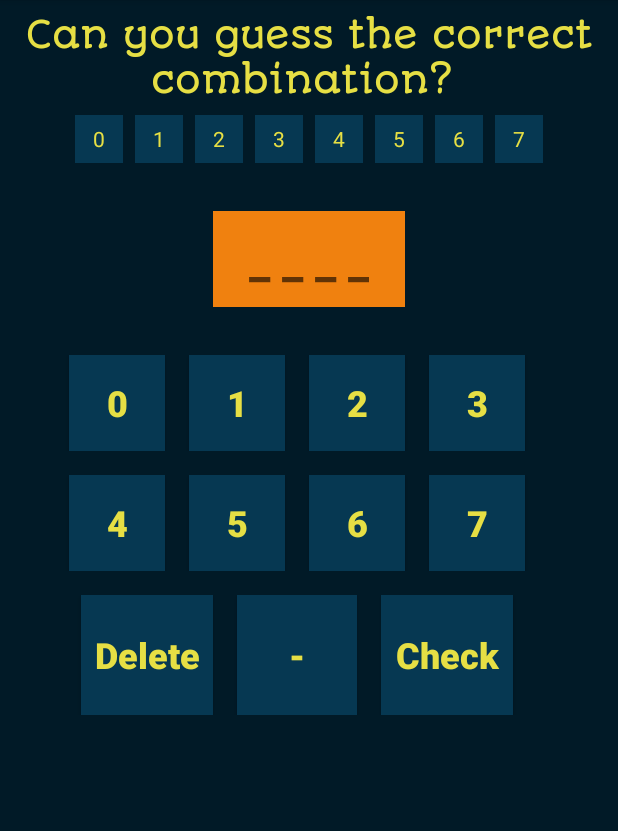
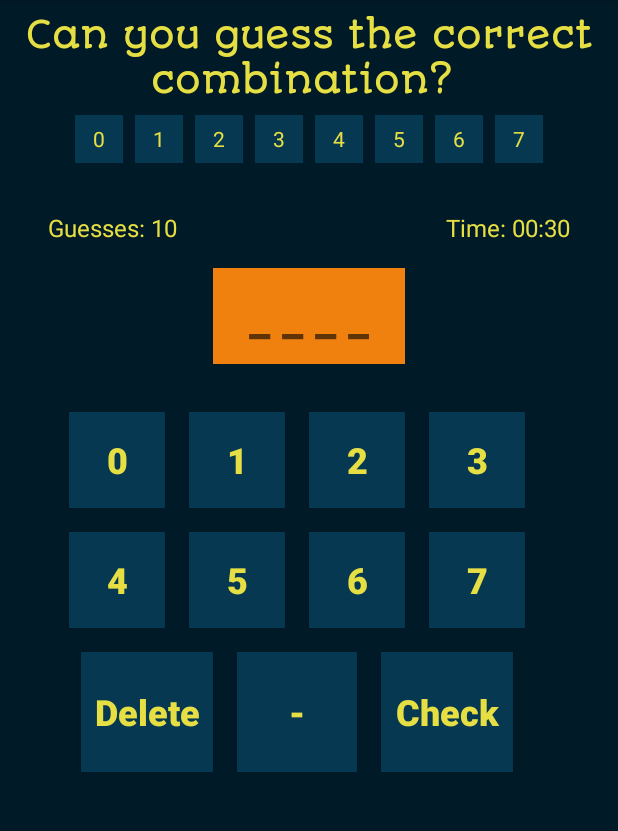
Before and after one commit to InquisitiveMindHasToKnow/Mastermind, an Android app: the MainActivity screen opened directly, with no data from a screen before it, on a phone screen of 412 x 824 dp, the part 84-915 px from its top. Run offline under Robolectric (Android 15) with nearby library versions, the phone set to English and light mode, and no system bars.

Commit message:
Added textviews for remainingg guesses and time to guess correctly.

```diff
--- a/app/src/main/AndroidManifest.xml
+++ b/app/src/main/AndroidManifest.xml
@@ -4,9 +4,9 @@
 
     <application
         android:allowBackup="true"
-        android:icon="@mipmap/ic_launcher"
+        android:icon="@drawable/mastermindguesses"
         android:label="@string/app_name"
-        android:roundIcon="@mipmap/ic_launcher_round"
+        android:roundIcon="@drawable/mastermindguesses"
         android:supportsRtl="true"
         android:theme="@style/AppTheme">
         <activity android:name=".activities.MainActivity"></activity>
--- a/app/src/main/res/layout/activity_main.xml
+++ b/app/src/main/res/layout/activity_main.xml
@@ -14,11 +14,11 @@
         android:layout_height="wrap_content"
         android:layout_marginStart="8dp"
         android:layout_marginEnd="8dp"
-        android:textColor="@color/textColor"
         android:fontFamily="@font/autour_one"
         android:padding="8dp"
         android:text="Can you guess the correct combination? "
         android:textAlignment="center"
+        android:textColor="@color/textColor"
         android:textSize="24sp" />
 
     <LinearLayout
@@ -26,8 +26,8 @@
         android:layout_width="match_parent"
         android:layout_height="wrap_content"
         android:layout_marginStart="16dp"
+        android:layout_marginEnd="16dp"
         android:gravity="center_horizontal"
-        android:layout_marginEnd="16dp"
         android:orientation="horizontal">
 
         <TextView
@@ -41,27 +41,27 @@
         <TextView
             android:layout_width="32dp"
             android:layout_height="32dp"
+            android:layout_marginStart="8dp"
             android:background="@color/colorPrimary"
             android:gravity="center"
-            android:layout_marginStart="8dp"
             android:text="1"
             android:textColor="@color/textColor" />
 
         <TextView
             android:layout_width="32dp"
             android:layout_height="32dp"
+            android:layout_marginStart="8dp"
             android:background="@color/colorPrimary"
             android:gravity="center"
-            android:layout_marginStart="8dp"
             android:text="2"
             android:textColor="@color/textColor" />
 
         <TextView
             android:layout_width="32dp"
             android:layout_height="32dp"
+            android:layout_marginStart="8dp"
             android:background="@color/colorPrimary"
             android:gravity="center"
-            android:layout_marginStart="8dp"
             android:text="3"
             android:textColor="@color/textColor" />
 
@@ -77,9 +77,9 @@
         <TextView
             android:layout_width="32dp"
             android:layout_height="32dp"
+            android:layout_marginStart="8dp"
             android:background="@color/colorPrimary"
             android:gravity="center"
-            android:layout_marginStart="8dp"
             android:text="5"
             android:textColor="@color/textColor" />
 
@@ -87,8 +87,8 @@
         <TextView
             android:layout_width="32dp"
             android:layout_height="32dp"
+            android:layout_marginStart="8dp"
             android:background="@color/colorPrimary"
-            android:layout_marginStart="8dp"
             android:gravity="center"
             android:text="6"
             android:textColor="@color/textColor" />
@@ -96,8 +96,8 @@
         <TextView
             android:layout_width="32dp"
             android:layout_height="32dp"
+            android:layout_marginStart="8dp"
             android:background="@color/colorPrimary"
-            android:layout_marginStart="8dp"
 
             android:gravity="center"
             android:text="7"
@@ -106,21 +106,87 @@
 
     </LinearLayout>
 
+    <RelativeLayout
+        android:layout_width="match_parent"
+        android:layout_height="wrap_content"
+        android:gravity="center_horizontal"
+        android:layout_marginTop="32dp"
+        android:layout_marginStart="16dp"
+        android:layout_marginEnd="16dp"
+        android:layout_marginBottom="16dp"
+        android:orientation="horizontal">
+
+        <LinearLayout
+            android:layout_width="wrap_content"
+            android:layout_height="wrap_content"
+            android:paddingStart="16dp"
+            android:paddingEnd="16dp"
+            android:layout_alignParentStart="true"
+            android:orientation="horizontal">
+
+            <TextView
+                android:layout_width="wrap_content"
+                android:layout_height="wrap_content"
+                android:text="Guesses:"
+                android:textColor="@color/textColor"
+                android:textSize="16sp" />
+
+            <TextView
+                android:id="@+id/guesses_remaining_textview"
+                android:layout_width="wrap_content"
+                android:layout_height="wrap_content"
+                android:gravity="center"
+                android:layout_marginStart="4dp"
+                android:text="10"
+                android:textColor="@color/textColor"
+                android:textSize="16sp" />
+
+        </LinearLayout>
+
+        <LinearLayout
+            android:layout_width="wrap_content"
+            android:layout_height="wrap_content"
+            android:paddingStart="16dp"
+            android:paddingEnd="16dp"
+            android:layout_alignParentEnd="true"
+            android:orientation="horizontal">
+
+            <TextView
+                android:layout_width="wrap_content"
+                android:layout_height="wrap_content"
+                android:layout_gravity="center_vertical"
+                android:text="Time:"
+                android:textColor="@color/textColor"
+                android:textSize="16sp" />
+
+            <TextView
+                android:id="@+id/countdown_timer_textview"
+                android:layout_width="wrap_content"
+                android:layout_height="wrap_content"
+                android:layout_marginStart="4dp"
+                android:gravity="center"
+                android:text="00:30"
+                android:textColor="@color/textColor"
+                android:textSize="16sp" />
+
+
+        </LinearLayout>
+        </RelativeLayout>
+
     <EditText
         android:id="@+id/user_guess_edittext"
         android:layout_width="wrap_content"
         android:layout_height="64dp"
         android:layout_gravity="center"
-        android:layout_marginTop="32dp"
         android:background="@color/colorAccent"
-        android:textStyle="bold"
         android:focusable="false"
         android:hint="_ _ _ _"
+        android:inputType="number"
         android:maxLength="4"
-        android:inputType="number"
         android:paddingStart="24dp"
         android:paddingEnd="24dp"
-        android:textSize="32sp" />
+        android:textSize="32sp"
+        android:textStyle="bold" />
 
 
     <LinearLayout
@@ -139,50 +205,50 @@
                 android:id="@+id/zero_button"
                 android:layout_width="64dp"
                 android:layout_height="64dp"
+                android:layout_marginEnd="16dp"
+                android:background="@color/colorPrimary"
                 android:gravity="center"
+                android:text="0"
+                android:textColor="@color/textColor"
                 android:textSize="24sp"
-                android:textStyle="bold"
-                android:background="@color/colorPrimary"
-                android:textColor="@color/textColor"
-                android:layout_marginEnd="16dp"
-                android:text="0"/>
+                android:textStyle="bold" />
 
             <Button
                 android:id="@+id/one_button"
                 android:layout_width="64dp"
                 android:layout_height="64dp"
+                android:layout_marginEnd="16dp"
+                android:background="@color/colorPrimary"
                 android:gravity="center"
-                android:background="@color/colorPrimary"
+                android:text="1"
                 android:textColor="@color/textColor"
                 android:textSize="24sp"
-                android:textStyle="bold"
-                android:layout_marginEnd="16dp"
-                android:text="1"/>
+                android:textStyle="bold" />
 
 
             <Button
                 android:id="@+id/two_button"
                 android:layout_width="64dp"
                 android:layout_height="64dp"
+                android:layout_marginEnd="16dp"
+                android:background="@color/colorPrimary"
                 android:gravity="center"
-                android:background="@color/colorPrimary"
+                android:text="2"
                 android:textColor="@color/textColor"
                 android:textSize="24sp"
-                android:textStyle="bold"
-                android:layout_marginEnd="16dp"
-                android:text="2"/>
+                android:textStyle="bold" />
 
             <Button
                 android:id="@+id/three_button"
                 android:layout_width="64dp"
                 android:layout_height="64dp"
+                android:layout_marginEnd="16dp"
+                android:background="@color/colorPrimary"
                 android:gravity="center"
-                android:background="@color/colorPrimary"
+                android:text="3"
                 android:textColor="@color/textColor"
                 android:textSize="24sp"
-                android:textStyle="bold"
-                android:layout_marginEnd="16dp"
-                android:text="3"/>
+                android:textStyle="bold" />
 
         </LinearLayout>
 
@@ -197,50 +263,50 @@
                 android:id="@+id/four_button"
                 android:layout_width="64dp"
                 android:layout_height="64dp"
+                android:layout_marginEnd="16dp"
+                android:background="@color/colorPrimary"
                 android:gravity="center"
+                android:text="4"
+                android:textColor="@color/textColor"
                 android:textSize="24sp"
-                android:textStyle="bold"
-                android:background="@color/colorPrimary"
-                android:textColor="@color/textColor"
-                android:layout_marginEnd="16dp"
-                android:text="4"/>
+                android:textStyle="bold" />
 
             <Button
                 android:id="@+id/five_button"
                 android:layout_width="64dp"
                 android:layout_height="64dp"
+                android:layout_marginEnd="16dp"
+                android:background="@color/colorPrimary"
                 android:gravity="center"
-                android:background="@color/colorPrimary"
+                android:text="5"
                 android:textColor="@color/textColor"
                 android:textSize="24sp"
-                android:textStyle="bold"
-                android:layout_marginEnd="16dp"
-                android:text="5"/>
+                android:textStyle="bold" />
 
 
             <Button
                 android:id="@+id/six_button"
                 android:layout_width="64dp"
                 android:layout_height="64dp"
+                android:layout_marginEnd="16dp"
+                android:background="@color/colorPrimary"
                 android:gravity="center"
-                android:background="@color/colorPrimary"
+                android:text="6"
                 android:textColor="@color/textColor"
                 android:textSize="24sp"
-                android:textStyle="bold"
-                android:layout_marginEnd="16dp"
-                android:text="6"/>
+                android:textStyle="bold" />
 
             <Button
                 android:id="@+id/seven_button"
                 android:layout_width="64dp"
                 android:layout_height="64dp"
+                android:layout_marginEnd="16dp"
+                android:background="@color/colorPrimary"
                 android:gravity="center"
-                android:background="@color/colorPrimary"
+                android:text="7"
                 android:textColor="@color/textColor"
                 android:textSize="24sp"
-                android:textStyle="bold"
-                android:layout_marginEnd="16dp"
-                android:text="7"/>
+                android:textStyle="bold" />
 
 
         </LinearLayout>
@@ -257,40 +323,40 @@
                 android:id="@+id/delete_button"
                 android:layout_width="88dp"
                 android:layout_height="80dp"
+                android:layout_marginEnd="16dp"
+                android:background="@color/colorPrimary"
                 android:gravity="center"
+                android:text="Delete"
+                android:textAllCaps="false"
+                android:textColor="@color/textColor"
                 android:textSize="24sp"
-                android:textStyle="bold"
-                android:textAllCaps="false"
-                android:background="@color/colorPrimary"
-                android:textColor="@color/textColor"
-                android:layout_marginEnd="16dp"
-                android:text="Delete"/>
+                android:textStyle="bold" />
 
             <Button
                 android:id="@+id/unassigned_button"
                 android:layout_width="80dp"
                 android:layout_height="80dp"
+                android:layout_marginEnd="16dp"
+                android:background="@color/colorPrimary"
                 android:gravity="center"
-                android:background="@color/colorPrimary"
+                android:text="-"
                 android:textColor="@color/textColor"
                 android:textSize="24sp"
-                android:textStyle="bold"
-                android:layout_marginEnd="16dp"
-                android:text="-"/>
+                android:textStyle="bold" />
 
 
             <Button
                 android:id="@+id/check_button"
                 android:layout_width="88dp"
                 android:layout_height="80dp"
+                android:layout_marginEnd="16dp"
+                android:background="@color/colorPrimary"
                 android:gravity="center"
-                android:background="@color/colorPrimary"
+                android:text="Check"
+                android:textAllCaps="false"
                 android:textColor="@color/textColor"
                 android:textSize="24sp"
-                android:textStyle="bold"
-                android:textAllCaps="false"
-                android:layout_marginEnd="16dp"
-                android:text="Check"/>
+                android:textStyle="bold" />
 
 
         </LinearLayout>
--- a/app/src/main/res/layout/activity_main_page.xml
+++ b/app/src/main/res/layout/activity_main_page.xml
@@ -33,7 +33,7 @@
 
     <ImageView
         android:layout_width="180dp"
-        android:layout_height="180dp"
+        android:layout_height="240dp"
         android:layout_gravity="center_horizontal"
         android:layout_marginTop="24dp"
         android:layout_marginBottom="40dp"
```
